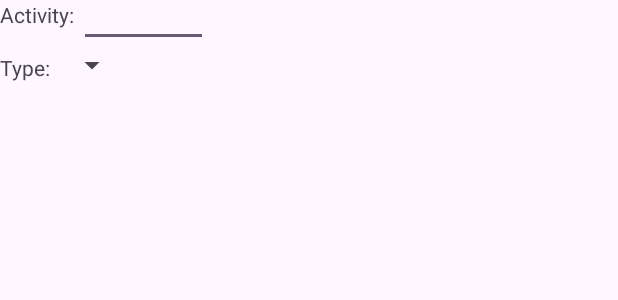
After one commit to jeffrey-weisinger/407-Group-Project, an Android app: the layout activity_edit.xml on its own in the app's theme, with its tools: preview values and no code run, on a phone screen of 412 x 824 dp. The commit adds this screen. Shown: the top 300 px of the screen. Run offline under Robolectric (Android 15) with nearby library versions, the phone set to English and light mode, and no system bars.

Commit message:
added editActivity and some navigation to it

```diff
--- a/app/src/main/AndroidManifest.xml
+++ b/app/src/main/AndroidManifest.xml
@@ -13,6 +13,9 @@
         android:theme="@style/Theme.GroupProject407"
         tools:targetApi="31">
         <activity
+            android:name=".editActivity"
+            android:exported="false" />
+        <activity
             android:name=".MainActivity"
             android:exported="true">
             <intent-filter>
--- /dev/null
+++ b/app/src/main/res/layout/activity_edit.xml
@@ -0,0 +1,44 @@
+<?xml version="1.0" encoding="utf-8"?>
+<androidx.constraintlayout.widget.ConstraintLayout xmlns:android="http://schemas.android.com/apk/res/android"
+    xmlns:app="http://schemas.android.com/apk/res-auto"
+    xmlns:tools="http://schemas.android.com/tools"
+    android:id="@+id/main"
+    android:layout_width="match_parent"
+    android:layout_height="match_parent"
+    tools:context=".editActivity">
+
+    <TextView
+        android:id="@+id/textView"
+        android:layout_width="wrap_content"
+        android:layout_height="wrap_content"
+        android:text="Activity: "
+        app:layout_constraintStart_toStartOf="parent"
+        app:layout_constraintTop_toTopOf="parent" />
+
+    <EditText
+        android:id="@+id/textView2"
+        android:layout_width="86dp"
+        android:layout_height="31dp"
+        app:layout_constraintStart_toEndOf="@+id/textView"
+        app:layout_constraintTop_toTopOf="parent" />
+
+    <TextView
+        android:id="@+id/textView3"
+        android:layout_width="wrap_content"
+        android:layout_height="wrap_content"
+        android:layout_marginTop="16dp"
+        android:text="Type: "
+        app:layout_constraintStart_toStartOf="parent"
+        app:layout_constraintTop_toBottomOf="@+id/textView" />
+
+    <Spinner
+        android:id="@+id/activityType"
+        android:layout_width="wrap_content"
+        android:layout_height="wrap_content"
+        app:layout_constraintStart_toEndOf="@+id/textView3"
+        app:layout_constraintTop_toBottomOf="@+id/textView2">
+
+    </Spinner>
+
+
+</androidx.constraintlayout.widget.ConstraintLayout>
--- a/app/src/main/res/values/strings.xml
+++ b/app/src/main/res/values/strings.xml
@@ -1,5 +1,6 @@
 <resources>
     <string name="app_name">Group Project 407</string>
+    <string name="add_activity">Add Actvity</string>
     <string-array name="work_array">
         <item>"45%"</item>
         <item>"50%"</item>
```
Also changed, not shown: app/src/main/java/com/cs407/groupproject407/Calendar.kt (+6 -2 lines), app/src/main/java/com/cs407/groupproject407/editActivity.kt (added, +53 -0 lines), app/src/main/res/layout/fragment_calendar.xml (+10 -1 lines).
